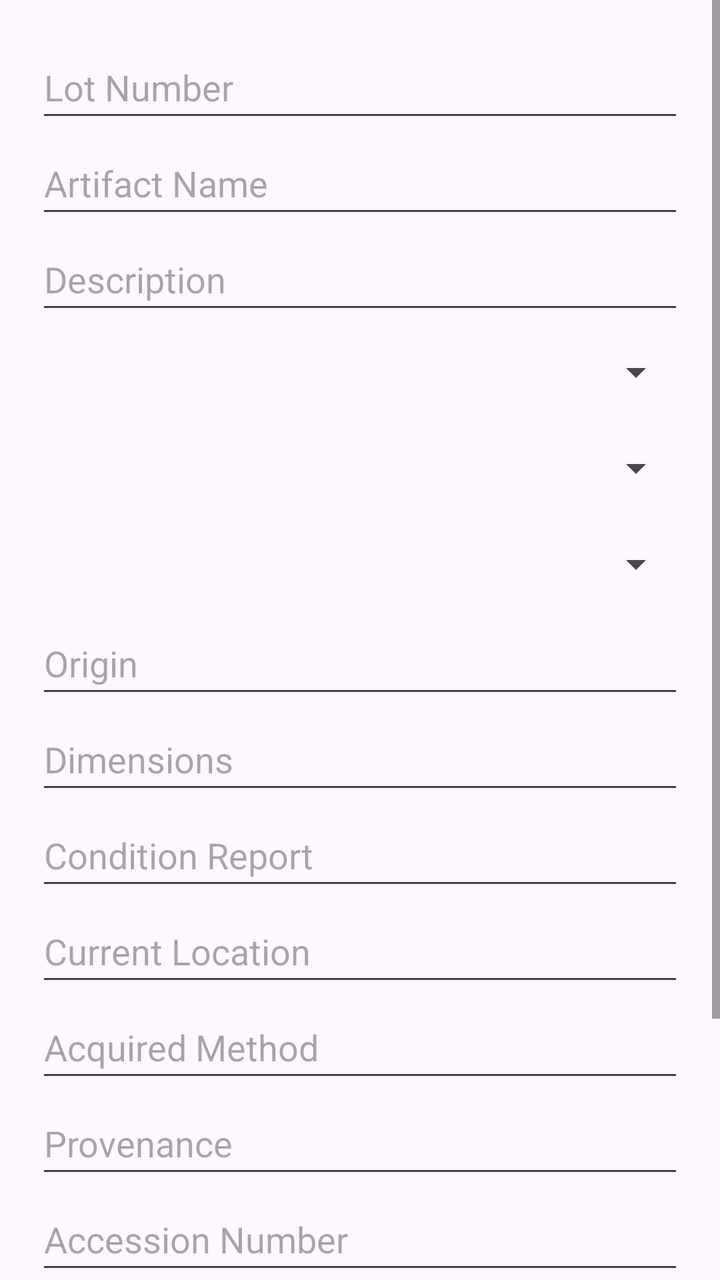
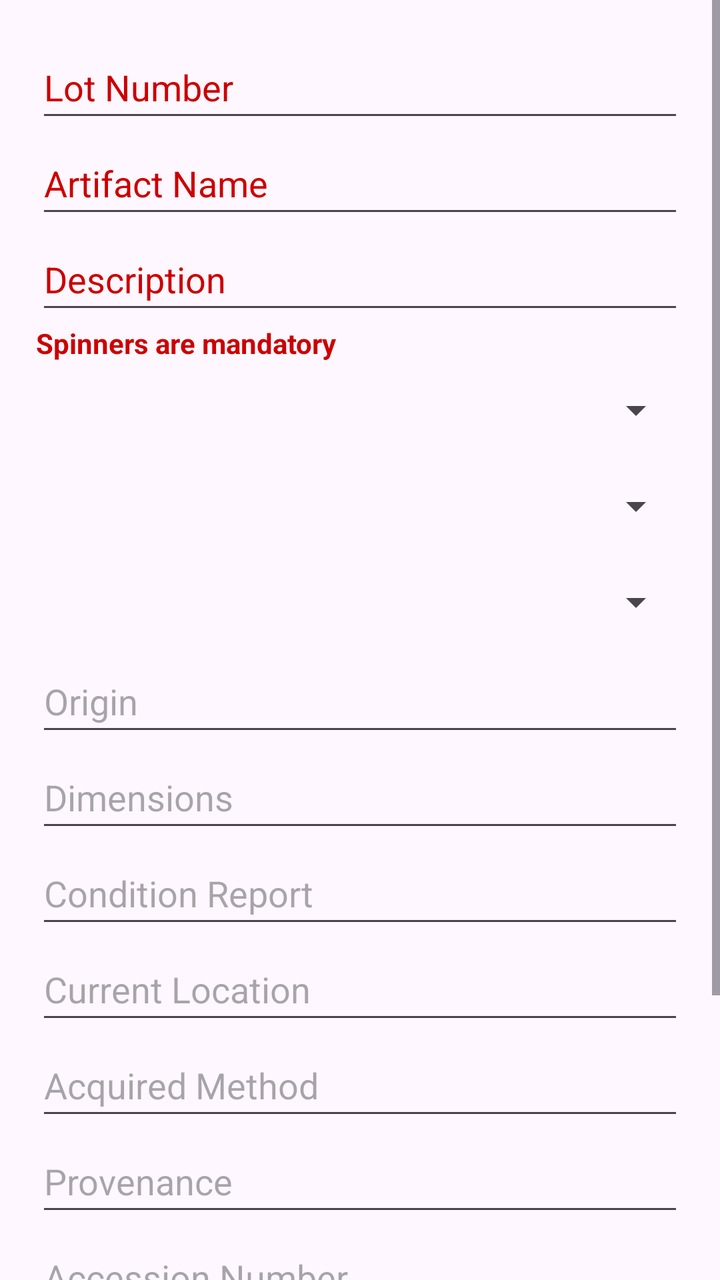

Two renders of the same Android screen: before a commit and after it. Below are the layout's source before the change and the commit's diff.
<!-- AndroidManifest.xml: application theme Theme.B07DemoSummer2024 -->
<!-- res/layout/artifact.xml -->
<?xml version="1.0" encoding="utf-8"?>
<ScrollView xmlns:android="http://schemas.android.com/apk/res/android"
    android:layout_width="match_parent"
    android:layout_height="match_parent">
    <LinearLayout
        android:layout_width="match_parent"
        android:layout_height="wrap_content"
        android:orientation="vertical"
        android:padding="18dp">

        <EditText
            android:id="@+id/editLotNumber"
            android:layout_width="match_parent"
            android:layout_height="wrap_content"
            android:hint="@string/lot_number"
            android:importantForAutofill="no"
            android:inputType="text"
            android:minHeight="48dp"/>

        <EditText
            android:id="@+id/editArtifactName"
            android:layout_width="match_parent"
            android:layout_height="wrap_content"
            android:hint="@string/artifact_name"
            android:importantForAutofill="no"
            android:inputType="text"
            android:minHeight="48dp"/>

        <EditText
            android:id="@+id/editDescription"
            android:layout_width="match_parent"
            android:layout_height="wrap_content"
            android:hint="@string/description"
            android:importantForAutofill="no"
            android:inputType="textMultiLine"
            android:minHeight="48dp"/>

        <Spinner
            android:id="@+id/spinnerCategory"
            android:layout_width="match_parent"
            android:layout_height="wrap_content"
            android:minHeight="48dp"/>

        <Spinner
            android:id="@+id/spinnerMaterial"
            android:layout_width="match_parent"
            android:layout_height="wrap_content"
            android:minHeight="48dp"/>

        <Spinner
            android:id="@+id/spinnerDynasty"
            android:layout_width="match_parent"
            android:layout_height="wrap_content"
            android:minHeight="48dp"/>

        <EditText
            android:id="@+id/editOrigin"
            android:layout_width="match_parent"
            android:layout_height="wrap_content"
            android:hint="@string/origin"
            android:importantForAutofill="no"
            android:inputType="text"
            android:minHeight="48dp"/>

        <EditText
            android:id="@+id/editDimensions"
            android:layout_width="match_parent"
            android:layout_height="wrap_content"
            android:hint="@string/dimensions"
            android:importantForAutofill="no"
            android:inputType="text"
            android:minHeight="48dp"/>

        <EditText
            android:id="@+id/editConditionReport"
            android:layout_width="match_parent"
            android:layout_height="wrap_content"
            android:hint="@string/condition_report"
            android:importantForAutofill="no"
            android:inputType="text"
            android:minHeight="48dp"/>

        <EditText
            android:id="@+id/editCurrentLocation"
            android:layout_width="match_parent"
            android:layout_height="wrap_content"
            android:hint="@string/current_location"
            android:importantForAutofill="no"
            android:inputType="text"
            android:minHeight="48dp"/>

        <EditText
            android:id="@+id/editAcquiredMethod"
            android:layout_width="match_parent"
            android:layout_height="wrap_content"
            android:hint="@string/acquired_method"
            android:importantForAutofill="no"
            android:inputType="text"
            android:minHeight="48dp"/>

        <EditText
            android:id="@+id/editProvenance"
            android:layout_width="match_parent"
            android:layout_height="wrap_content"
            android:hint="@string/provenance"
            android:importantForAutofill="no"
            android:inputType="text"
            android:minHeight="48dp"/>

        <EditText
            android:id="@+id/editAccessionNumber"
            android:layout_width="match_parent"
            android:layout_height="wrap_content"
            android:hint="@string/accession_number"
            android:importantForAutofill="no"
            android:inputType="text"
            android:minHeight="48dp"/>

        <EditText
            android:id="@+id/editNotes"
            android:layout_width="match_parent"
            android:layout_height="wrap_content"
            android:hint="@string/notes"
            android:importantForAutofill="no"
            android:inputType="text"
            android:minHeight="48dp"/>

        <Button
            android:id="@+id/buttonUploadArtifactImage"
            android:layout_width="match_parent"
            android:layout_height="wrap_content"
            android:text="@string/upload_image"
            android:importantForAutofill="no"/>

        <Button
            android:id="@+id/buttonAddArtifact"
            android:layout_width="match_parent"
            android:layout_height="wrap_content"
            android:text="@string/add_artifact"
            android:importantForAutofill="no"
            android:minHeight="48dp"/>
    </LinearLayout>
</ScrollView>
<!-- resources referenced by this layout -->
<resources>
  <string name="accession_number">Accession Number</string>
  <string name="acquired_method">Acquired Method</string>
  <string name="add_artifact">Add artifact</string>
  <string name="artifact_name">Artifact Name</string>
  <string name="condition_report">Condition Report</string>
  <string name="current_location">Current Location</string>
  <string name="description">Description</string>
  <string name="dimensions">Dimensions</string>
  <string name="lot_number">Lot Number</string>
  <string name="notes">Notes</string>
  <string name="origin">Origin</string>
  <string name="provenance">Provenance</string>
  <string name="upload_image">Upload image</string>
  <style name="Theme.B07DemoSummer2024" parent="Base.Theme.B07DemoSummer2024" />
  <style name="Base.Theme.B07DemoSummer2024" parent="Theme.Material3.DayNight.NoActionBar">
          
          
      </style>
</resources>

<!-- the commit's change to res/layout/artifact.xml (unified diff, before → after) -->
@@ -13,6 +13,7 @@
             android:layout_width="match_parent"
             android:layout_height="wrap_content"
             android:hint="@string/lot_number"
+            android:textColorHint="@android:color/holo_red_dark"
             android:importantForAutofill="no"
             android:inputType="text"
             android:minHeight="48dp"/>
@@ -22,6 +23,7 @@
             android:layout_width="match_parent"
             android:layout_height="wrap_content"
             android:hint="@string/artifact_name"
+            android:textColorHint="@android:color/holo_red_dark"
             android:importantForAutofill="no"
             android:inputType="text"
             android:minHeight="48dp"/>
@@ -31,24 +33,35 @@
             android:layout_width="match_parent"
             android:layout_height="wrap_content"
             android:hint="@string/description"
+            android:textColorHint="@android:color/holo_red_dark"
             android:importantForAutofill="no"
             android:inputType="textMultiLine"
             android:minHeight="48dp"/>
 
+        <TextView
+            android:layout_width="wrap_content"
+            android:layout_height="wrap_content"
+            android:text="Spinners are mandatory"
+            android:textColor="@android:color/holo_red_dark"
+            android:textStyle="bold"/>
+
         <Spinner
             android:id="@+id/spinnerCategory"
+            android:textColorHint="@android:color/holo_red_dark"
             android:layout_width="match_parent"
             android:layout_height="wrap_content"
             android:minHeight="48dp"/>
 
         <Spinner
             android:id="@+id/spinnerMaterial"
+            android:textColorHint="@android:color/holo_red_dark"
             android:layout_width="match_parent"
             android:layout_height="wrap_content"
             android:minHeight="48dp"/>
 
         <Spinner
             android:id="@+id/spinnerDynasty"
+            android:textColorHint="@android:color/holo_red_dark"
             android:layout_width="match_parent"
             android:layout_height="wrap_content"
             android:minHeight="48dp"/>
